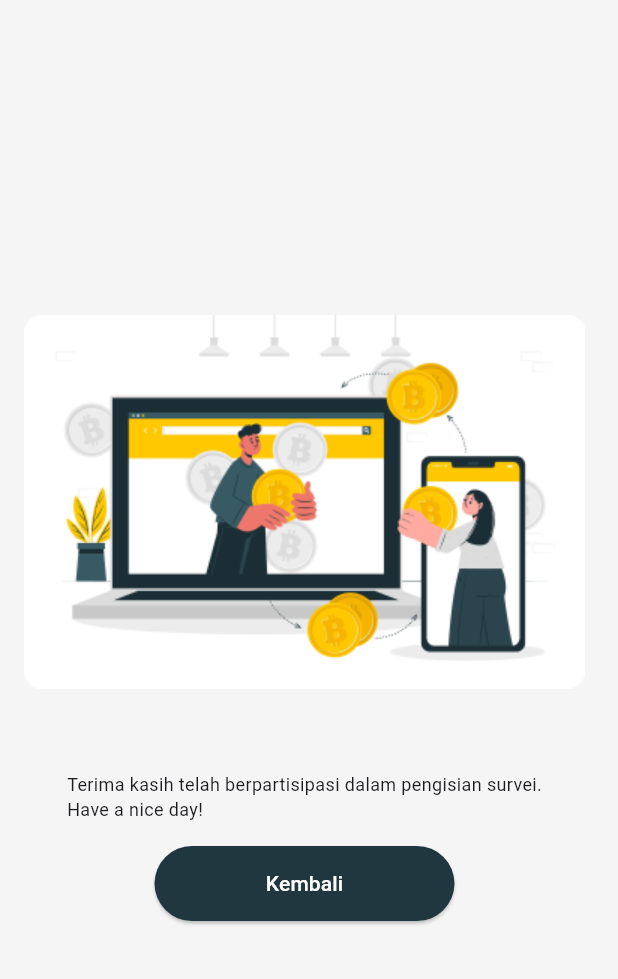
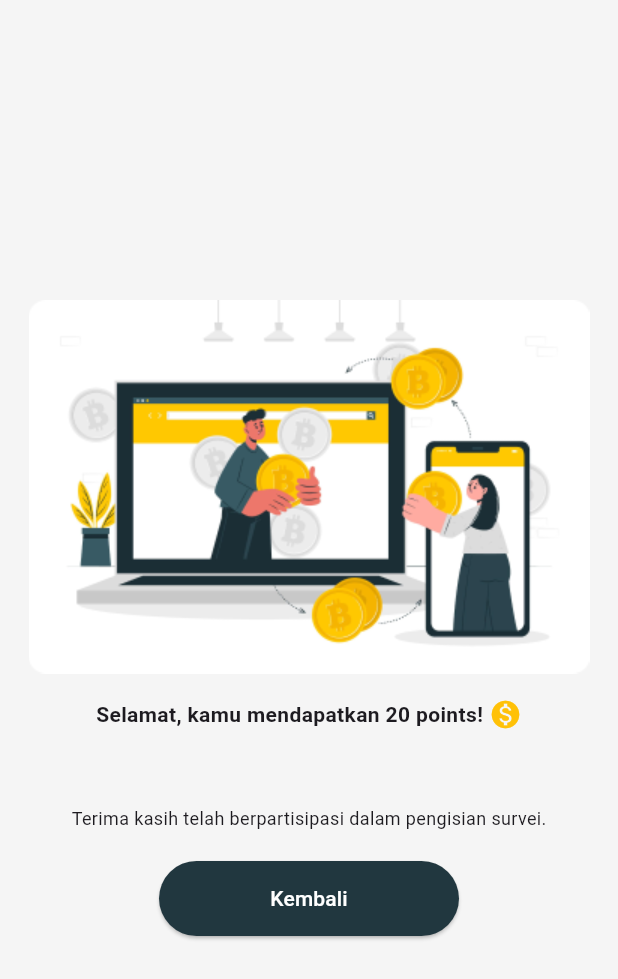
Before and after one commit to hanmsywll/SiData-Mobile, a Flutter app: the PenutupSurvei screen opened directly with empty values, on a phone screen of 412 x 824 dp. Shown: the top 979 px of the screen. Run offline on Flutter 3.47's test engine with Material 3 defaults, Android fonts, the phone set to English and light mode, and no system bars; our stand-ins replace image_picker, shared_preferences; accounts and stored records are empty.

Commit message:
perbaikan minor tambah icon poin

```diff
--- a/lib/pages/isisurvei-penutup.dart
+++ b/lib/pages/isisurvei-penutup.dart
@@ -16,19 +16,30 @@ class PenutupSurvei extends StatelessWidget {
           children: [
             Image.asset('assets/header_isisurvei.png'),
             const SizedBox(height: 16.0),
+            Row(
+              mainAxisAlignment: MainAxisAlignment.center,
+              children: [
+                Text(
+                  'Selamat, kamu mendapatkan 20 points!',
+                  style: TextStyle(fontSize: 14, fontWeight: FontWeight.bold),
+                ),
+                SizedBox(width: 4),
+                Icon(Icons.monetization_on, color: Colors.amber, size: 22),
+              ],
+            ),
+            const SizedBox(height: 16.0),
             Text(
               surveyTitle,
-              style: const TextStyle(fontSize: 16, fontWeight: FontWeight.bold),
+              style: const TextStyle(fontSize: 18, fontWeight: FontWeight.bold),
               textAlign: TextAlign.left,
             ),
-            const SizedBox(height: 16.0),
+            const SizedBox(height: 8.0),
             const Text(
-              'Terima kasih telah berpartisipasi dalam pengisian survei.\n'
-              'Have a nice day!',
+              'Terima kasih telah berpartisipasi dalam pengisian survei.',
               style: TextStyle(fontSize: 12),
               textAlign: TextAlign.left,
             ),
-            const SizedBox(height: 16.0),
+            const SizedBox(height: 20.0),
             ElevatedButton(
               onPressed: () {
                 Navigator.of(context).popUntil((route) => route.isFirst);
```
